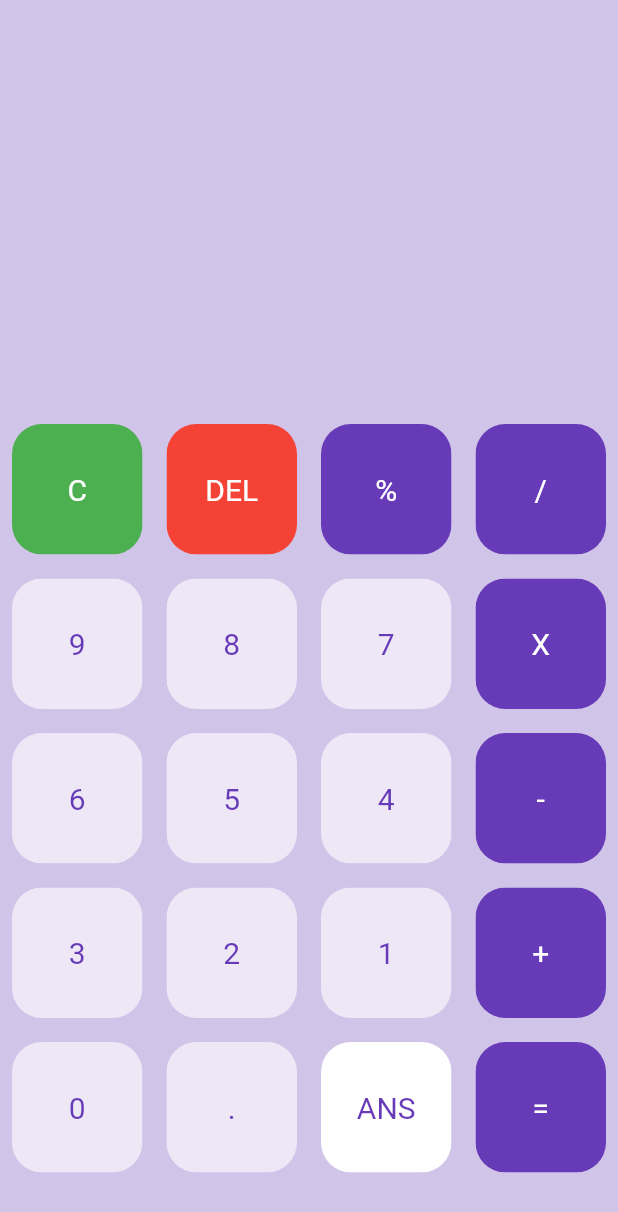
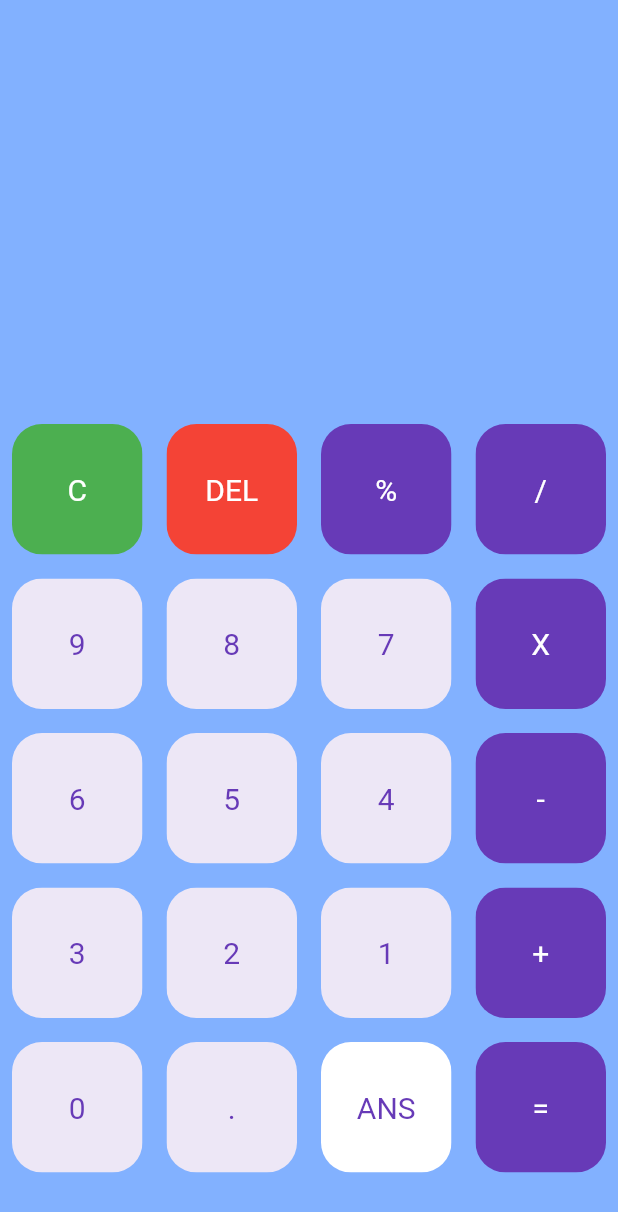
Before and after one commit to naimbob95/Flutter-Calculator-App, a Flutter app: the screen it shows after launch, on a phone screen of 412 x 824 dp. Shown: the top 1212 px of the screen. Run offline on Flutter 3.47's test engine with Material 2 defaults, Android fonts, the phone set to English and light mode, and no system bars; our stand-ins replace math_expressions.

Commit message:
update background color

```diff
--- a/lib/main.dart
+++ b/lib/main.dart
@@ -53,7 +53,7 @@ class _MyHomePageState extends State<MyHomePage> {
   @override
   Widget build(BuildContext context) {
     return Scaffold(
-        backgroundColor: Colors.deepPurple[100],
+        backgroundColor: Colors.blueAccent[100],
         body: Column(
           children: <Widget>[
             Expanded(
```
